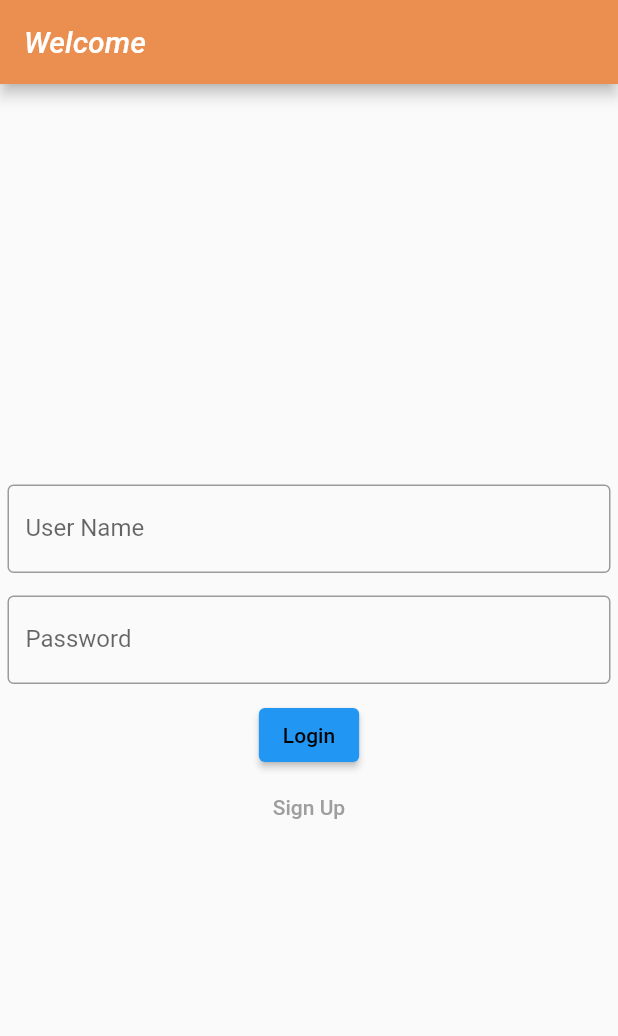
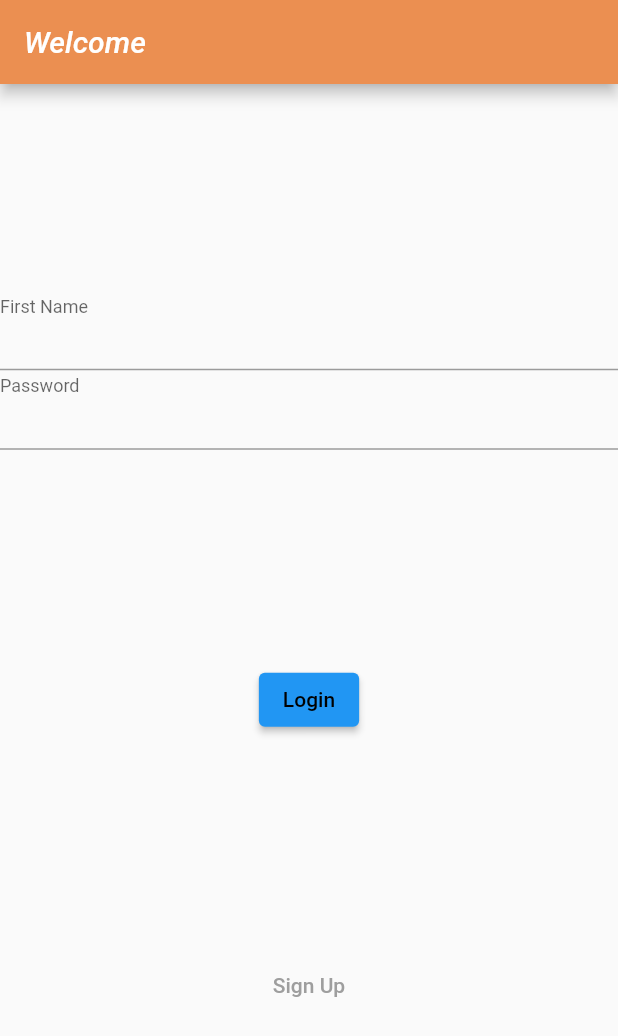
Before and after one commit to RoyAvidar/Flutter_Nestjs, a Flutter app: the screen it shows after launch, on a phone screen of 412 x 824 dp. Shown: the top 1036 px of the screen. Run offline on Flutter 3.47's test engine with Material 2 defaults, Android fonts, the phone set to English and light mode, and no system bars; our stand-ins replace adaptive_theme, flutter_settings_screens, graphql_flutter, image_picker, shared_preferences; network calls fail.

Commit message:
small design changes

```diff
--- a/lib/providers/auth.dart
+++ b/lib/providers/auth.dart
@@ -30,7 +30,7 @@ class AuthProvider with ChangeNotifier {
   Future<bool> logout() async {
     MutationOptions queryOptions =
         MutationOptions(document: gql(logoutGraphql));
-    QueryResult result = await GraphQLConfig.client.mutate(queryOptions);
+    QueryResult result = await GraphQLConfig.authClient.mutate(queryOptions);
     if (result.hasException) {
       print(result.exception);
     }
--- a/lib/screens/auth_screen.dart
+++ b/lib/screens/auth_screen.dart
@@ -16,8 +16,9 @@ const loginGraphQl = """
 const signupGraphql = """
   mutation signUp(\$createUserInput: CreateUserInput!) {
     signUp(createUserInput: \$createUserInput) {
-      userName
-      userPhone
+      userName,
+      userLastName,
+      userPhone,
       isAdmin
     }
   }
@@ -35,6 +36,7 @@ class AuthScreen extends StatefulWidget {
 
 class _AuthScreenState extends State<AuthScreen> {
   TextEditingController userNameController = TextEditingController();
+  TextEditingController userLastNameController = TextEditingController();
   TextEditingController userPassController = TextEditingController();
   TextEditingController validatePassController = TextEditingController();
   TextEditingController userPhoneController = TextEditingController();
@@ -46,6 +48,7 @@ class _AuthScreenState extends State<AuthScreen> {
   @override
   void dispose() {
     userNameController.dispose();
+    userLastNameController.dispose();
     userPassController.dispose();
     validatePassController.dispose();
     userPhoneController.dispose();
@@ -121,6 +124,7 @@ class _AuthScreenState extends State<AuthScreen> {
 
   signUp() async {
     String userName = userNameController.text;
+    String userLastName = userLastNameController.text;
     String userPassword = userPassController.text;
     String userValidatePass = validatePassController.text;
     String userPhone = userPhoneController.text;
@@ -131,11 +135,13 @@ class _AuthScreenState extends State<AuthScreen> {
       variables: <String, dynamic>{
         "createUserInput": {
           "userName": userName,
+          "userLastName": userLastName,
           "userPassword": userPassword,
           "userPhone": userPhone,
           "isAdmin": isAdmin
         }
-        });
+      },
+    );
 
     QueryResult result = await GraphQLConfig.client.mutate(queryOptions);
     if (userPassword != userValidatePass) {
@@ -179,7 +185,7 @@ class _AuthScreenState extends State<AuthScreen> {
           title: Text('Welcome'),
         ),
         body: Column(
-          mainAxisAlignment: MainAxisAlignment.center,
+          mainAxisAlignment: MainAxisAlignment.spaceEvenly,
           crossAxisAlignment: CrossAxisAlignment.center,
           children: [
             AnimatedCrossFade(
@@ -189,76 +195,70 @@ class _AuthScreenState extends State<AuthScreen> {
               duration: const Duration(milliseconds: 200),
               firstChild: Column(
                 children: [
-                  Padding(
-                    padding: EdgeInsets.all(5),
-                    child: TextField(
+                  TextField(
                     obscureText: false,
                     decoration: InputDecoration(
-                        border: OutlineInputBorder(),
-                        labelText: 'User Name',
+                      floatingLabelBehavior: FloatingLabelBehavior.always,
+                      contentPadding: EdgeInsets.only(bottom: 5),
+                      labelText: 'First Name',
                       errorText: _validate ? 'Value Can\'t Be Empty' : null,
                     ),
                     controller: userNameController,
                   ),
-                  ),
-                  SizedBox(
-                    height: 5,
-                  ),
-                  Padding(
-                    padding: EdgeInsets.all(5),
-                    child: TextField(
+                  SizedBox(height: 5),
+                  TextField(
                     obscureText: true,
                     decoration: InputDecoration(
-                        border: OutlineInputBorder(),
+                      floatingLabelBehavior: FloatingLabelBehavior.always,
+                      contentPadding: EdgeInsets.only(bottom: 5),
                       labelText: 'Password',
                       errorText: _validate ? 'Value Can\'t Be Empty' : null,
                     ),
                     controller: userPassController,
                   ),
-                  ),
-                  SizedBox(
-                    height: 5,
-                  ),
                 ],
               ),
               secondChild: Column(
+                mainAxisAlignment: MainAxisAlignment.spaceBetween,
                 children: [
-                  Padding(
-                    padding: EdgeInsets.all(5),
-                    child: TextField(
+                  TextField(
                     obscureText: false,
                     decoration: InputDecoration(
-                        border: OutlineInputBorder(),
-                        labelText: 'User Name',
+                      floatingLabelBehavior: FloatingLabelBehavior.always,
+                      contentPadding: EdgeInsets.only(bottom: 5),
+                      labelText: 'First Name',
                       errorText: _validate ? 'Value Can\'t Be Empty' : null,
                     ),
                     controller: userNameController,
                   ),
+                  SizedBox(height: 5),
+                  TextField(
+                    obscureText: false,
+                    decoration: InputDecoration(
+                      floatingLabelBehavior: FloatingLabelBehavior.always,
+                      contentPadding: EdgeInsets.only(bottom: 5),
+                      labelText: 'Last Name',
+                      errorText: _validate ? 'Value Can\'t Be Empty' : null,
                     ),
-                  SizedBox(
-                    height: 5,
+                    controller: userLastNameController,
                   ),
-                  Padding(
-                    padding: EdgeInsets.all(5),
-                    child: TextField(
+                  SizedBox(height: 5),
+                  TextField(
                     obscureText: true,
                     decoration: InputDecoration(
-                        border: OutlineInputBorder(),
+                      floatingLabelBehavior: FloatingLabelBehavior.always,
+                      contentPadding: EdgeInsets.only(bottom: 5),
                       labelText: 'Password',
                       errorText: _validate ? 'Value Can\'t Be Empty' : null,
                     ),
                     controller: userPassController,
                   ),
-                  ),
-                  SizedBox(
-                    height: 5,
-                  ),
-                  Padding(
-                    padding: EdgeInsets.all(5),
-                    child: TextField(
+                  SizedBox(height: 5),
+                  TextField(
                     obscureText: _showPassword,
                     decoration: InputDecoration(
-                        border: OutlineInputBorder(),
+                      floatingLabelBehavior: FloatingLabelBehavior.always,
+                      contentPadding: EdgeInsets.only(bottom: 5),
                       labelText: 'Validate Password',
                       errorText: _validate ? 'Value Can\'t Be Empty' : null,
                       suffixIcon: IconButton(
@@ -272,23 +272,15 @@ class _AuthScreenState extends State<AuthScreen> {
                     ),
                     controller: validatePassController,
                   ),
-                  ),
-                  SizedBox(
-                    height: 5,
-                  ),
-                  Padding(
-                    padding: EdgeInsets.all(5),
-                    child: TextField(
+                  SizedBox(height: 5),
+                  TextField(
                     obscureText: false,
                     decoration: InputDecoration(
-                        border: OutlineInputBorder(),
+                      floatingLabelBehavior: FloatingLabelBehavior.always,
+                      contentPadding: EdgeInsets.only(bottom: 5),
                       labelText: 'Phone Number',
                     ),
                     controller: userPhoneController,
-                    ),
-                  ),
-                  SizedBox(
-                    height: 5,
                   ),
                 ],
               ),
--- a/lib/screens/settings/info_screen.dart
+++ b/lib/screens/settings/info_screen.dart
@@ -302,7 +302,7 @@ class _InfoScreenState extends State<InfoScreen> {
               ),
             ),
             ListTile(
-              title: Text("User Name:"),
+              title: Text("Name:"),
               subtitle: Text(
                 userName,
                 style: TextStyle(
@@ -312,7 +312,7 @@ class _InfoScreenState extends State<InfoScreen> {
               ),
             ),
             ListTile(
-              title: Text("User Last Name:"),
+              title: Text("Last Name:"),
               subtitle: Text(
                 userLastName,
                 style: TextStyle(
@@ -322,7 +322,7 @@ class _InfoScreenState extends State<InfoScreen> {
               ),
             ),
             ListTile(
-              title: Text("User Phone Number:"),
+              title: Text("Phone Number:"),
               subtitle: Text(
                 userPhone,
                 style: TextStyle(
--- a/lib/widgets/admin/admin_user_item.dart
+++ b/lib/widgets/admin/admin_user_item.dart
@@ -27,7 +27,7 @@ class _AdminUserItemState extends State<AdminUserItem> {
           children: [
             ListTile(
               title: Text(
-                "${user.userName}",
+                "${user.userName}  ${user.userLastName}",
                 style: Theme.of(context).textTheme.bodyText2,
               ),
               dense: true,
@@ -62,7 +62,7 @@ class _AdminUserItemState extends State<AdminUserItem> {
                 children: [
                   ListTile(
                     title: Text(
-                      "${user.userName}",
+                      "${user.userName}  ${user.userLastName}",
                       style: Theme.of(context).textTheme.bodyText2,
                     ),
                     dense: true,
```
Lines whose indentation alone changed are shown as unchanged.
